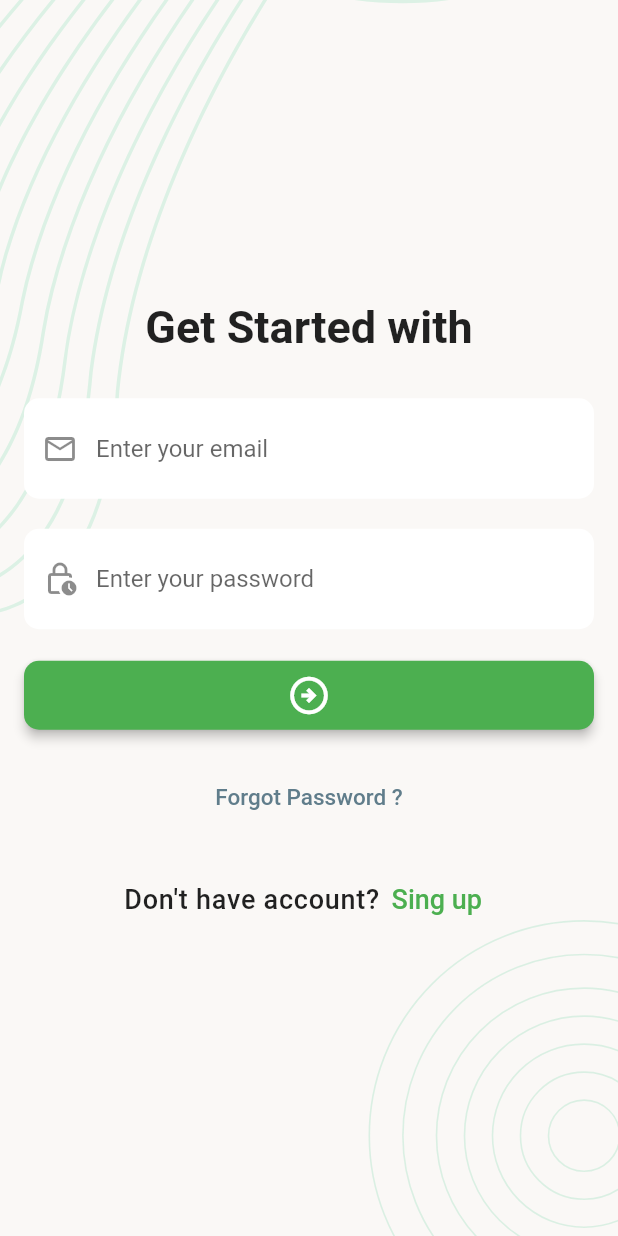
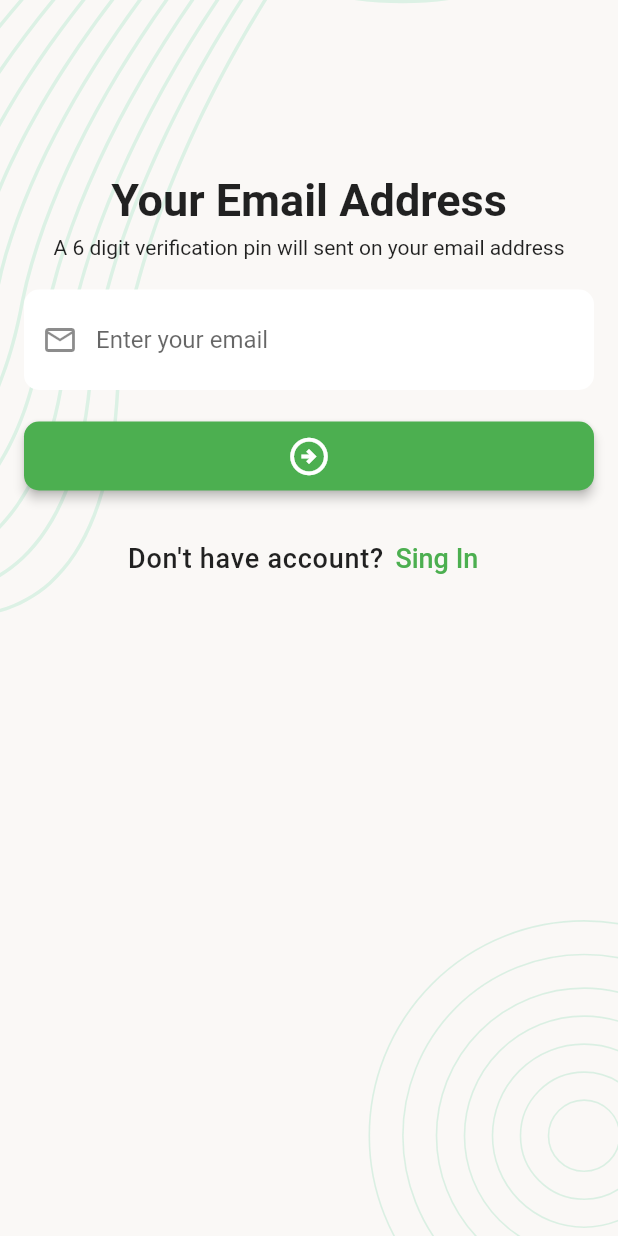
Before and after one commit to moniruzzaman76/Task-Manager-App, a Flutter app: the screen it shows after launch, after a tap on the "arrow circle right" icon, on a phone screen of 412 x 824 dp. Run offline on Flutter 3.47's test engine with Material 2 defaults, Android fonts, the phone set to English and light mode, and no system bars; our stand-ins replace flutter_svg.

Commit message:
Complete email verification screen ui

```diff
--- /dev/null
+++ b/lib/ui/screen/email_verification_screen.dart
@@ -0,0 +1,86 @@
+import 'package:flutter/cupertino.dart';
+import 'package:flutter/material.dart';
+
+import '../../widgets/background_images.dart';
+
+class EmailVerificationScreen extends StatefulWidget {
+  const EmailVerificationScreen({Key? key}) : super(key: key);
+
+  @override
+  State<EmailVerificationScreen> createState() => _EmailVerificationScreenState();
+}
+
+class _EmailVerificationScreenState extends State<EmailVerificationScreen> {
+
+  final TextEditingController _emailEditingController = TextEditingController();
+
+  @override
+  Widget build(BuildContext context) {
+    return Scaffold(
+      body: SafeArea(
+        child: ScreenBackGround(
+            child: SingleChildScrollView(
+              child: Padding(
+                padding: const EdgeInsets.all(16.0),
+                child: Column(
+                  mainAxisAlignment: MainAxisAlignment.center,
+                  crossAxisAlignment: CrossAxisAlignment.center,
+                  children: [
+                    const SizedBox(height: 100,),
+                    Text("Your Email Address",
+                      style: Theme.of(context).textTheme.titleLarge,),
+
+                    const SizedBox(height:6,),
+
+                    Text("A 6 digit verification pin will sent on your email address",
+                      style: Theme.of(context).textTheme.bodyMedium,),
+                    const SizedBox(height: 20,),
+
+                    TextFormField(
+                      controller: _emailEditingController,
+                      keyboardType: TextInputType.emailAddress,
+                      decoration: const InputDecoration(
+                        hintText: "Enter your email",
+                        prefixIcon: Icon(Icons.email_outlined),
+                      ),
+                    ),
+
+                    const SizedBox(height: 20,),
+
+                    SizedBox(
+                      width: double.infinity,
+                      child: ElevatedButton(
+                          onPressed: (){},
+                          child: const Icon(Icons.arrow_circle_right_outlined,size: 30,)
+                      ),
+                    ),
+
+                    const SizedBox(height: 20,),
+
+                    Row(
+                      mainAxisAlignment: MainAxisAlignment.center,
+                      children: [
+                        const Text("Don't have account?",style: TextStyle(
+                            fontSize: 18,
+                            fontWeight: FontWeight.w500,
+                            letterSpacing: 0.5
+                        ),),
+
+                        TextButton(onPressed: (){
+                          Navigator.pop(context);
+                        },
+                          child: const Text("Sing In",style: TextStyle(
+                            fontSize: 18,
+                          ),),
+                        )
+                      ],
+                    )
+                  ],
+                ),
+              ),
+            )
+        ),
+      )
+    );
+  }
+}
--- a/lib/ui/screen/login_screen.dart
+++ b/lib/ui/screen/login_screen.dart
@@ -1,4 +1,5 @@
 import 'package:flutter/material.dart';
+import 'package:task_manager/ui/screen/email_verification_screen.dart';
 import '../../widgets/background_images.dart';
 
 class LoginScreen extends StatefulWidget {
@@ -18,13 +19,14 @@ class _LoginScreenState extends State<LoginScreen> {
     return Scaffold(
       body: SafeArea(
         child: ScreenBackGround(
-            child: Center(
+            child: SingleChildScrollView(
               child: Padding(
                 padding: const EdgeInsets.all(16.0),
                 child: Column(
                   mainAxisAlignment: MainAxisAlignment.center,
                   crossAxisAlignment: CrossAxisAlignment.center,
                   children: [
+                    const SizedBox(height: 100),
                      Text("Get Started with",
                     style: Theme.of(context).textTheme.titleLarge,),
 
@@ -54,7 +56,10 @@ class _LoginScreenState extends State<LoginScreen> {
                     SizedBox(
                        width: double.infinity,
                       child: ElevatedButton(
-                          onPressed: (){},
+                          onPressed: (){
+                            Navigator.push(context,
+                                MaterialPageRoute(builder: (context)=>const EmailVerificationScreen()));
+                          },
                           child: const Icon(Icons.arrow_circle_right_outlined,size: 30,)
                       ),
                     ),
@@ -62,7 +67,9 @@ class _LoginScreenState extends State<LoginScreen> {
                     const SizedBox(height: 20,),
 
                     TextButton(
-                      onPressed: (){ },
+                      onPressed: (){
+
+                      },
                       child: const Text("Forgot Password ?",style: TextStyle(
                       color: Colors.blueGrey,
                       fontSize: 15,
```
